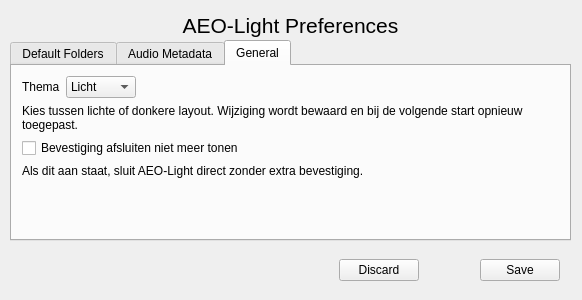
Above: preferencesdialog.ui from stoefer/aeo-light before the change. Below: the same form after it.
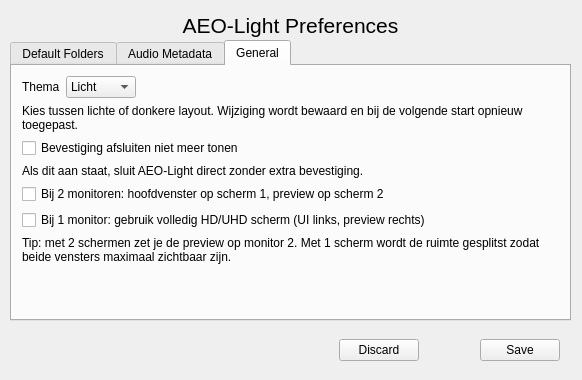
That is the form after the change. The open tabs and pages were chosen to show the change.

Commit message: Add multi-monitor and single-screen window layout options

The edit to the form file:
```diff
--- a/preferencesdialog.ui
+++ b/preferencesdialog.ui
@@ -7,7 +7,7 @@
     <x>0</x>
     <y>0</y>
     <width>582</width>
-    <height>300</height>
+    <height>380</height>
    </rect>
   </property>
   <property name="windowTitle">
@@ -45,7 +45,7 @@
    <property name="geometry">
     <rect>
      <x>339</x>
-     <y>250</y>
+     <y>330</y>
      <width>221</width>
      <height>41</height>
     </rect>
@@ -92,7 +92,7 @@
      <x>10</x>
      <y>40</y>
      <width>561</width>
-     <height>201</height>
+     <height>281</height>
     </rect>
    </property>
    <property name="currentIndex">
@@ -320,7 +320,7 @@
        <x>10</x>
        <y>10</y>
        <width>541</width>
-       <height>161</height>
+       <height>241</height>
       </rect>
      </property>
      <layout class="QVBoxLayout" name="verticalLayout">
@@ -389,6 +389,30 @@
         </property>
        </widget>
       </item>
+      <item>
+       <widget class="QCheckBox" name="dualScreenLayoutCheckBox">
+        <property name="text">
+         <string>Bij 2 monitoren: hoofdvenster op scherm 1, preview op scherm 2</string>
+        </property>
+       </widget>
+      </item>
+      <item>
+       <widget class="QCheckBox" name="singleScreenFillCheckBox">
+        <property name="text">
+         <string>Bij 1 monitor: gebruik volledig HD/UHD scherm (UI links, preview rechts)</string>
+        </property>
+       </widget>
+      </item>
+      <item>
+       <widget class="QLabel" name="windowLayoutHelpLabel">
+        <property name="text">
+         <string>Tip: met 2 schermen zet je de preview op monitor 2. Met 1 scherm wordt de ruimte gesplitst zodat beide vensters maximaal zichtbaar zijn.</string>
+        </property>
+        <property name="wordWrap">
+         <bool>true</bool>
+        </property>
+       </widget>
+      </item>
       <item>
        <spacer name="verticalSpacer_3">
         <property name="orientation">
```
Left out of the diff: 2 changed lines with no effect on the pictures. The commit also changes 3 other files.
